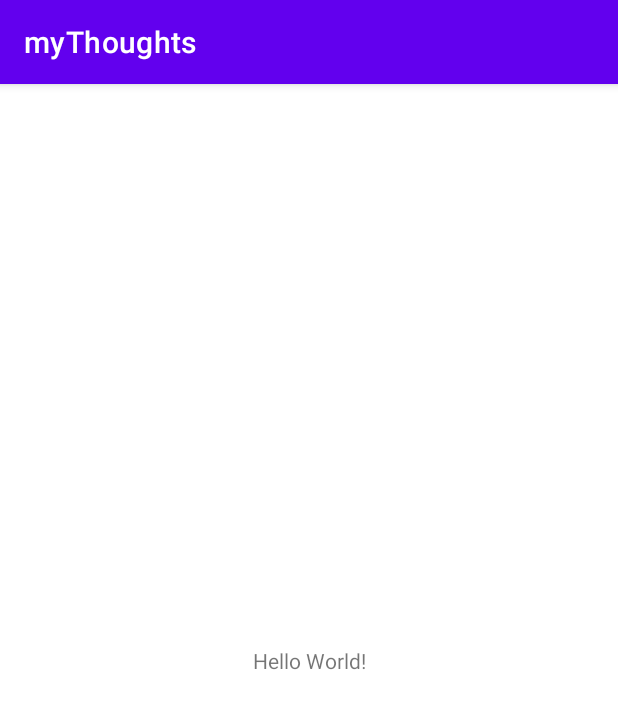
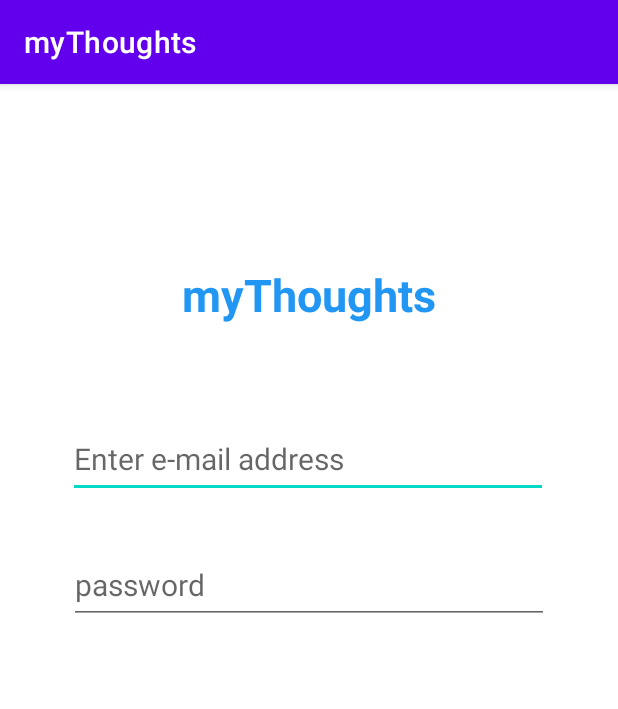
Before and after one commit to mabbas112/myThoughts, an Android app: the screen it shows after launch (MainActivity), on a phone screen of 412 x 824 dp. Shown: the top 709 px of the screen. Run offline under Robolectric (Android 15) with nearby library versions, the phone set to English and light mode, and no system bars.

Commit message:
Update activity_main.xml
login input fields have been added!

```diff
--- a/app/src/main/res/layout/activity_main.xml
+++ b/app/src/main/res/layout/activity_main.xml
@@ -5,14 +5,46 @@
     android:layout_width="match_parent"
     android:layout_height="match_parent"
     tools:context=".MainActivity">
-
-    <TextView
-        android:layout_width="wrap_content"
-        android:layout_height="wrap_content"
-        android:text="Hello World!"
-        app:layout_constraintBottom_toBottomOf="parent"
-        app:layout_constraintLeft_toLeftOf="parent"
-        app:layout_constraintRight_toRightOf="parent"
+<TextView
+        android:id="@+id/banner"
+        android:layout_width="237dp"
+        android:layout_height="40dp"
+        android:layout_marginTop="120dp"
+        android:text="myThoughts"
+        android:textAlignment="center"
+        android:textAllCaps="false"
+        android:textColor="#2196F3"
+        android:textSize="30sp"
+        android:textStyle="bold"
+        app:layout_constraintEnd_toEndOf="parent"
+        app:layout_constraintStart_toStartOf="parent"
         app:layout_constraintTop_toTopOf="parent" />
 
+    <EditText
+        android:id="@+id/email"
+        android:layout_width="320dp"
+        android:layout_height="52dp"
+        android:layout_marginTop="64dp"
+        android:ems="10"
+        android:hint="Enter e-mail address"
+        android:inputType="textEmailAddress"
+        android:textSize="20sp"
+        app:layout_constraintEnd_toEndOf="parent"
+        app:layout_constraintHorizontal_bias="0.494"
+        app:layout_constraintStart_toStartOf="parent"
+        app:layout_constraintTop_toBottomOf="@+id/banner" />
+
+    <EditText
+        android:id="@+id/password"
+        android:layout_width="320dp"
+        android:layout_height="52dp"
+        android:layout_marginTop="32dp"
+        android:ems="10"
+        android:hint="password"
+        android:inputType="textPassword"
+        android:textSize="20sp"
+        app:layout_constraintEnd_toEndOf="parent"
+        app:layout_constraintStart_toStartOf="parent"
+        app:layout_constraintTop_toBottomOf="@+id/email" />
+
 </androidx.constraintlayout.widget.ConstraintLayout>
```
